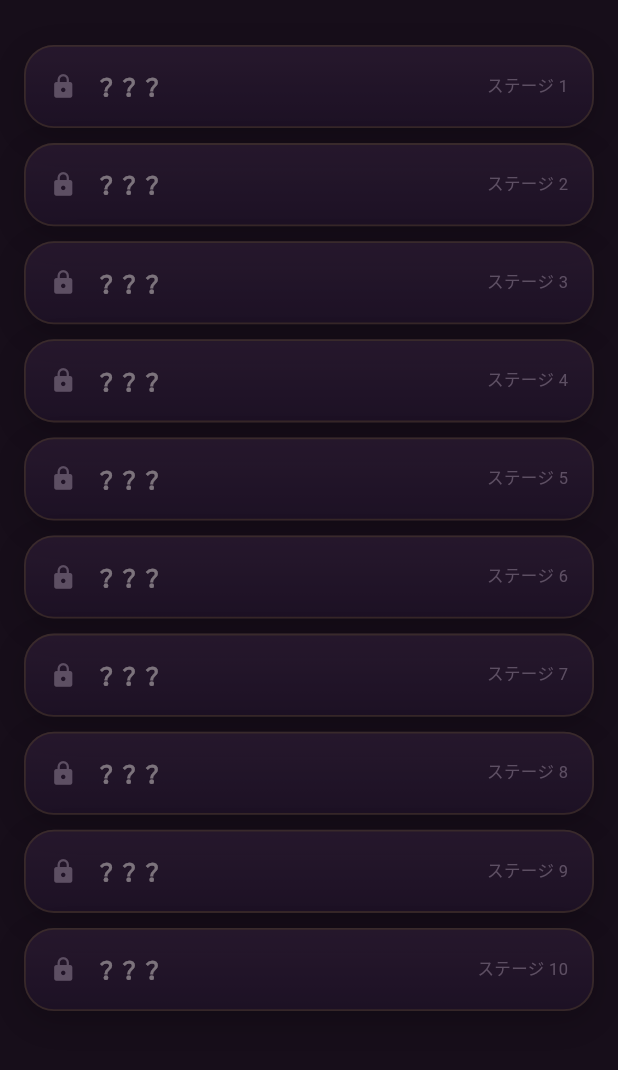
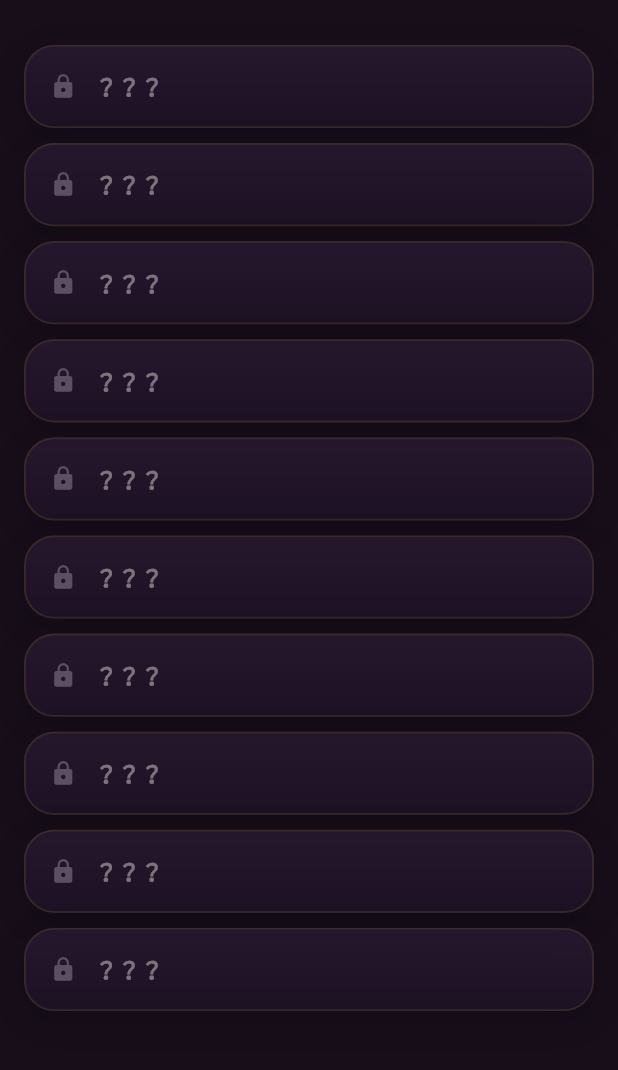
Before and after one commit to yuusaku000/bisyoujozouki, a Flutter app: the screen it shows after launch, after a tap on "ストーリー", on a phone screen of 412 x 824 dp, the part 63-1133 px from its top. Run offline on Flutter 3.47's test engine with Material 3 defaults, Android fonts, the phone set to English and light mode, and no system bars; our stand-ins replace shared_preferences.

Commit message:
未読マークを右上へ、ホーム背景を見ている子の色に、ボス名の見切れを修正
未読のしるしをボタンとカードの右上にバッジとして重ねた。既読には付かず、
全部読み終えると消える。

ホームの背景を、いま見ている子の色でほのかに染めるようにした。誰といるのかが
空気で分かる。切り替えたときにゆっくり色が移る。

ストーリー一覧から「ステージ◯」の表記を削除。話数はステージ番号ではない。

バトルの見出しで敵名が「...」に切れていた問題を直した。「・覚醒」などが付いて
伸びるので、段名と同じ行に並べず、上下に分けて幅を譲っている。

Co-Authored-By: Claude Opus 5 <noreply@anthropic.com>

```diff
--- a/lib/screens/home_screen.dart
+++ b/lib/screens/home_screen.dart
@@ -258,6 +258,22 @@ class _HomeScreenState extends State<HomeScreen> {
         fit: StackFit.expand,
         children: [
           Image.asset('assets/bg/bg_home.png', fit: BoxFit.cover),
+          // 見ている子の色を部屋に落とす。誰といるのかが空気で分かる。
+          AnimatedContainer(
+            duration: const Duration(milliseconds: 420),
+            decoration: BoxDecoration(
+              gradient: RadialGradient(
+                radius: 1.15,
+                center: const Alignment(0, -0.25),
+                colors: [
+                  _organ.accent.withValues(alpha: 0.42),
+                  _organ.accent.withValues(alpha: 0.10),
+                  Colors.transparent,
+                ],
+                stops: const [0.0, 0.55, 1.0],
+              ),
+            ),
+          ),
           // 背景が明るいので、上に置く文字が読めるよう落とす
           const DecoratedBox(
             decoration: BoxDecoration(
@@ -370,6 +386,16 @@ class _HomeScreenState extends State<HomeScreen> {
 
   /// アイコンだけだと何のボタンか分からないので、文字を添える。
   Widget _storyButton(bool hasUnread) {
+    return Stack(
+      clipBehavior: Clip.none,
+      children: [
+        _storyButtonBody(),
+        if (hasUnread) const Positioned(top: -4, right: -4, child: UnreadDot()),
+      ],
+    );
+  }
+
+  Widget _storyButtonBody() {
     return Material(
       color: Colors.transparent,
       child: InkWell(
@@ -395,23 +421,6 @@ class _HomeScreenState extends State<HomeScreen> {
                   color: Colors.white,
                 ),
               ),
-              if (hasUnread) ...[
-                const SizedBox(width: 7),
-                Container(
-                  width: 9,
-                  height: 9,
-                  decoration: BoxDecoration(
-                    color: const Color(0xFFFF3B4E),
-                    shape: BoxShape.circle,
-                    boxShadow: [
-                      BoxShadow(
-                        color: const Color(0xFFFF3B4E).withValues(alpha: 0.8),
-                        blurRadius: 7,
-                      ),
-                    ],
-                  ),
-                ),
-              ],
             ],
           ),
         ),
--- a/lib/screens/story_screen.dart
+++ b/lib/screens/story_screen.dart
@@ -235,9 +235,25 @@ class StoryListScreen extends StatelessWidget {
         itemBuilder: (context, i) {
           final episode = kStory[i];
           final open = unlocked.contains(episode);
-          return Opacity(
+          final unread = open && !readEpisodes.contains(episode.stage);
+          return Stack(
+            clipBehavior: Clip.none,
+            children: [
+              Opacity(
                 opacity: open ? 1 : 0.45,
-            child: Material(
+                child: _card(context, episode, open),
+              ),
+              if (unread)
+                const Positioned(top: -4, right: -4, child: UnreadDot()),
+            ],
+          );
+        },
+      ),
+    );
+  }
+
+  Widget _card(BuildContext context, StoryEpisode episode, bool open) {
+    return Material(
       color: Colors.transparent,
       borderRadius: BorderRadius.circular(16),
       child: InkWell(
@@ -263,17 +279,7 @@ class StoryListScreen extends StatelessWidget {
                 size: 18,
                 color: open ? AppColors.rose : AppColors.textMuted,
               ),
-                      if (open && !readEpisodes.contains(episode.stage)) ...[
-                        const SizedBox(width: 8),
-                        Container(
-                          width: 9,
-                          height: 9,
-                          decoration: const BoxDecoration(
-                            color: Color(0xFFFF4D5E),
-                            shape: BoxShape.circle,
-                          ),
-                        ),
-                      ],
+
               const SizedBox(width: 12),
               Expanded(
                 child: Text(
@@ -284,20 +290,35 @@ class StoryListScreen extends StatelessWidget {
                   ),
                 ),
               ),
-                      Text(
-                        'ステージ ${episode.stage}',
-                        style: const TextStyle(
-                          fontSize: 11,
-                          color: AppColors.textMuted,
-                        ),
-                      ),
             ],
           ),
         ),
       ),
+    );
+  }
+}
+
+/// 未読のしるし。数は要らない。新しいものがあるかどうかだけ分かればいい。
+class UnreadDot extends StatelessWidget {
+  const UnreadDot({super.key, this.size = 11});
+
+  final double size;
+
+  @override
+  Widget build(BuildContext context) {
+    return Container(
+      width: size,
+      height: size,
+      decoration: BoxDecoration(
+        color: const Color(0xFFFF3B4E),
+        shape: BoxShape.circle,
+        border: Border.all(color: AppColors.background, width: 1.6),
+        boxShadow: [
+          BoxShadow(
+            color: const Color(0xFFFF3B4E).withValues(alpha: 0.85),
+            blurRadius: 8,
           ),
-          );
-        },
+        ],
       ),
     );
   }
```
Also changed, not shown: lib/screens/battle_screen.dart (+45 -33 lines). Lines whose indentation alone changed are shown as unchanged.
